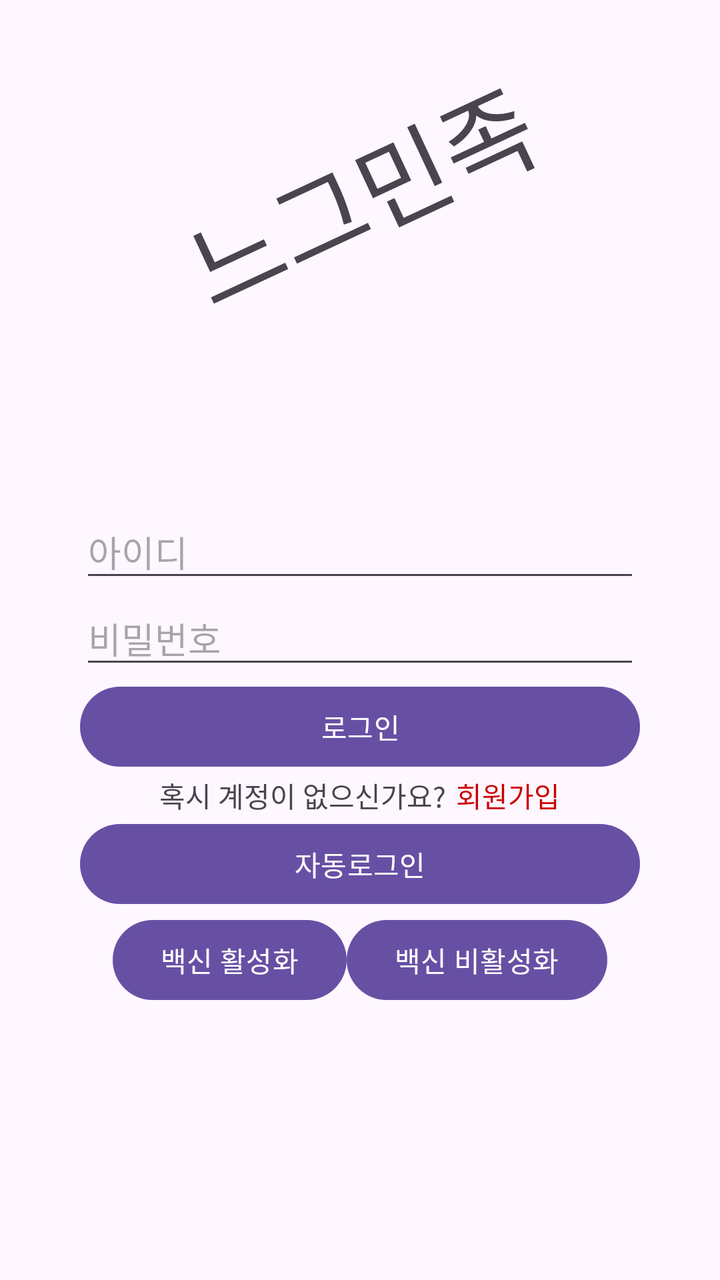
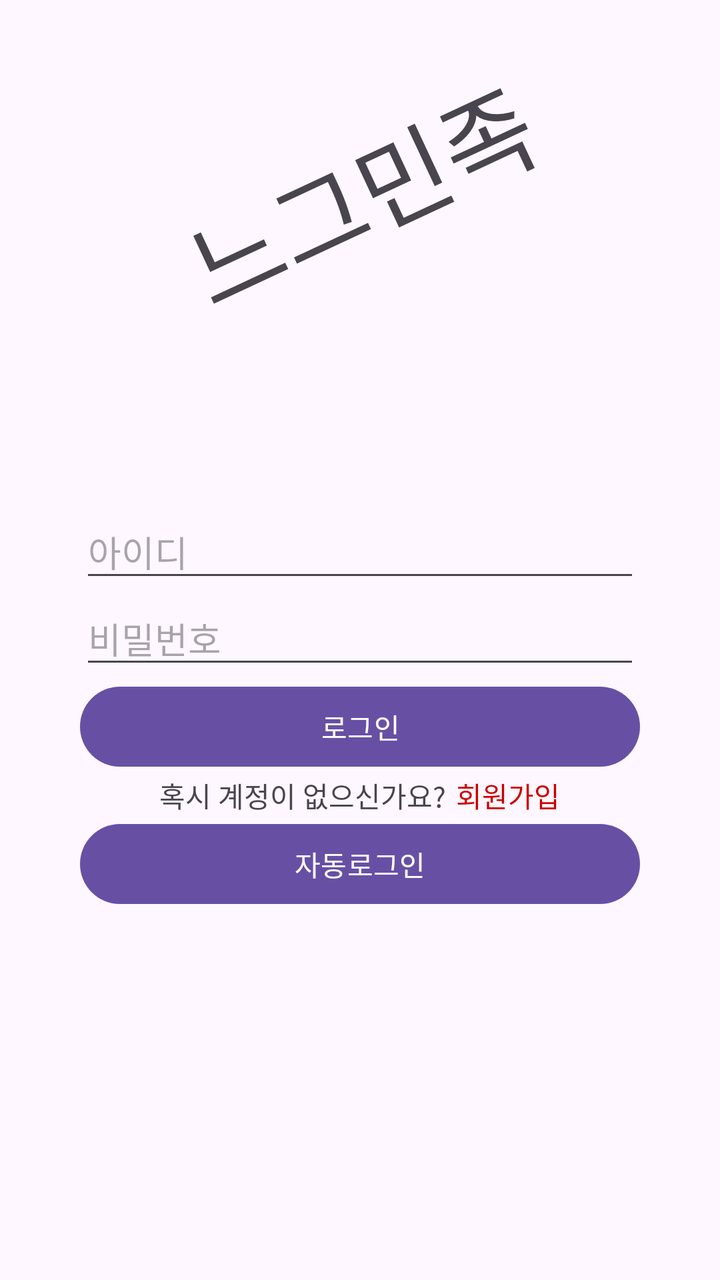

Two renders of the same Android screen: before a commit and after it. Below are the layout's source before the change and the commit's diff.
<!-- AndroidManifest.xml: application theme Theme.MyApplication -->
<!-- res/layout/activity_main.xml -->
<?xml version="1.0" encoding="utf-8"?>
<LinearLayout xmlns:android="http://schemas.android.com/apk/res/android"
    xmlns:app="http://schemas.android.com/apk/res-auto"
    xmlns:tools="http://schemas.android.com/tools"
    android:id="@+id/main"
    android:layout_width="match_parent"
    android:layout_height="match_parent"
    android:orientation="vertical"
    android:padding="20dp"
    tools:context=".MainActivity">

    <TextView
        android:id="@+id/appTitle"
        android:layout_width="match_parent"
        android:layout_height="wrap_content"
        android:layout_marginTop="40dp"
        android:textSize="50sp"
        android:gravity="center"
        android:rotation="-25"
        android:text="느그민족"
        />
    <LinearLayout

        android:orientation="vertical"
        android:layout_width="match_parent"
        android:layout_height="wrap_content"
        android:layout_margin="20dp"
        >
        <EditText
            android:id="@+id/username"
            android:layout_marginTop="100dp"
            android:hint="아이디"
            android:layout_width="match_parent"
            android:layout_height="wrap_content"
            />
        <EditText
            android:id="@+id/userpassword"
            android:hint="비밀번호"
            android:layout_width="match_parent"
            android:layout_height="wrap_content"
            />
        <Button
            android:id="@+id/loginBtn"
            android:text="로그인"
            android:layout_width="match_parent"
            android:layout_height="wrap_content"/>
        <LinearLayout
            android:layout_gravity="center"
            android:layout_width="wrap_content"
            android:layout_height="wrap_content">
            <TextView
                android:text="혹시 계정이 없으신가요?"
                android:layout_width="wrap_content"
                android:layout_height="wrap_content"
                android:layout_marginRight="5dp"
                />
            <TextView
                android:id="@+id/userAddBtn"
                android:textColor="@android:color/holo_red_dark"
                android:text="회원가입"
                android:layout_width="wrap_content"
                android:layout_height="wrap_content"/>


        </LinearLayout>
        <Button
            android:id="@+id/autoLoginBtn"
            android:text="자동로그인"
            android:layout_width="match_parent"
            android:layout_height="wrap_content"/>

        <LinearLayout
            android:layout_width="match_parent"
            android:layout_height="wrap_content"
            android:gravity="center"
            android:orientation="horizontal"
            >
            <Button
                android:id="@+id/vaccineStartBtn"
                android:text="백신 활성화"
                android:layout_width="wrap_content"
                android:layout_height="wrap_content"/>
            <Button
                android:id="@+id/vaccineStopBtn"
                android:text="백신 비활성화"
                android:layout_width="wrap_content"
                android:layout_height="wrap_content"/>
        </LinearLayout>
    </LinearLayout>

</LinearLayout>
<!-- resources referenced by this layout -->
<resources>
  <style name="Theme.MyApplication" parent="Base.Theme.MyApplication" />
  <style name="Base.Theme.MyApplication" parent="Theme.Material3.DayNight.NoActionBar">
          
          
      </style>
</resources>

<!-- the commit's change to res/layout/activity_main.xml (unified diff, before → after) -->
@@ -69,23 +69,6 @@
             android:layout_width="match_parent"
             android:layout_height="wrap_content"/>
 
-        <LinearLayout
-            android:layout_width="match_parent"
-            android:layout_height="wrap_content"
-            android:gravity="center"
-            android:orientation="horizontal"
-            >
-            <Button
-                android:id="@+id/vaccineStartBtn"
-                android:text="백신 활성화"
-                android:layout_width="wrap_content"
-                android:layout_height="wrap_content"/>
-            <Button
-                android:id="@+id/vaccineStopBtn"
-                android:text="백신 비활성화"
-                android:layout_width="wrap_content"
-                android:layout_height="wrap_content"/>
-        </LinearLayout>
     </LinearLayout>
 
 </LinearLayout>
